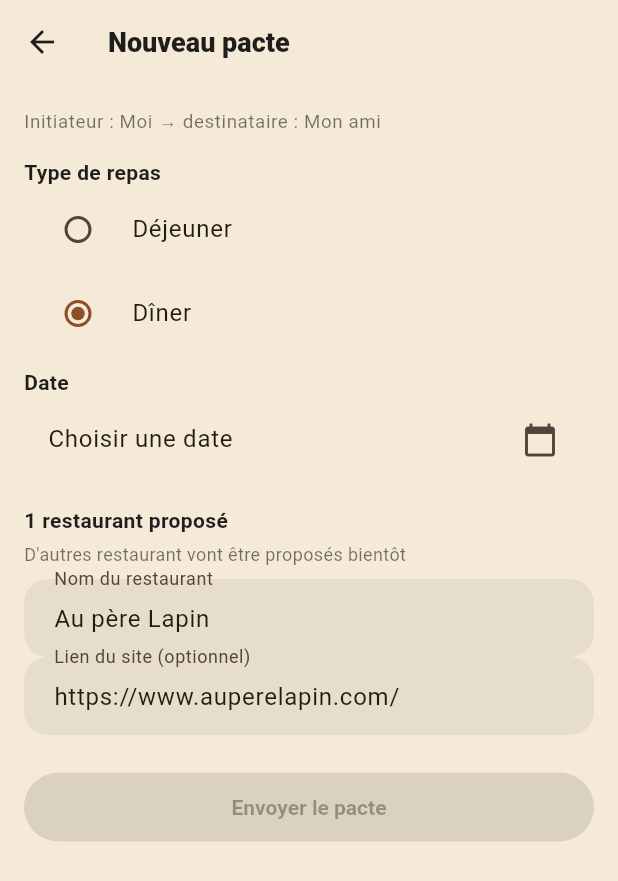
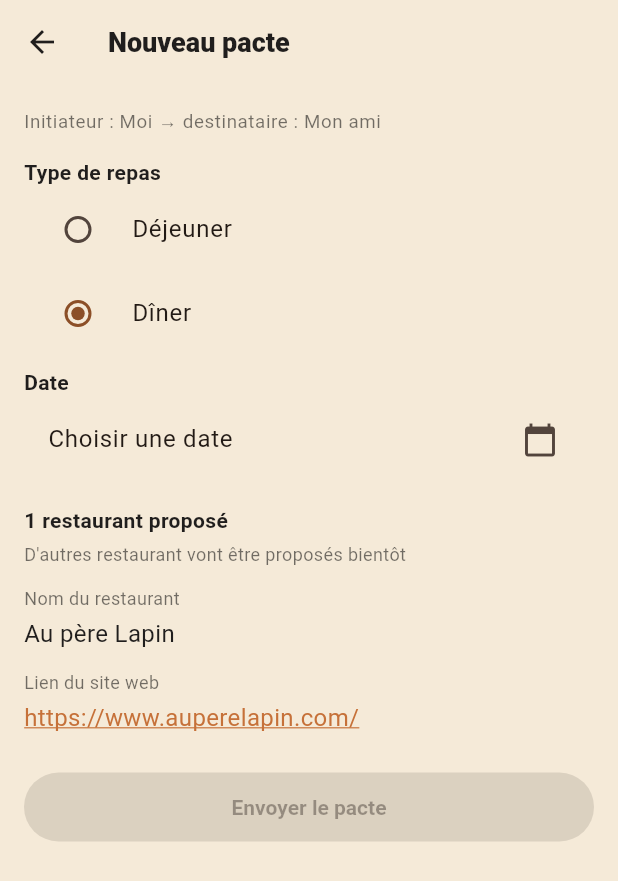
Before and after one commit to kevinarner/le_pacte, a Flutter app: the screen it shows after launch, after a tap on "Se connecter", after a tap on "Nouveau pacte", on a phone screen of 412 x 824 dp. Shown: the top 881 px of the screen. Run offline on Flutter 3.47's test engine with Material 3 defaults, Android fonts, the phone set to English and light mode, and no system bars; our stand-ins replace image_picker; Roboto replaces fonts that are missing (Georgia).

Commit message:
Make the proposed restaurant read-only with a clickable website link
The restaurant name and link on "Nouveau pacte" are no longer editable
text fields — they're fixed display text, with the link opening the
site in a new tab via url_launcher.

Restrict date selection to Monday/Tuesday/Wednesday only via
selectableDayPredicate, and display the chosen date fully spelled out
in French (e.g. "lundi 12 janvier 2026").

Co-Authored-By: Claude Sonnet 5 <noreply@anthropic.com>
Claude-Session: https://claude.ai/code/session_016L6SUTJygDZPTq4He5HGk8

```diff
--- a/lib/screens/creer_pacte/creer_pacte_screen.dart
+++ b/lib/screens/creer_pacte/creer_pacte_screen.dart
@@ -1,10 +1,52 @@
 import 'package:flutter/material.dart';
+import 'package:url_launcher/url_launcher.dart';
 
 import '../../models/cote_pacte.dart';
 import '../../models/pacte.dart';
 import '../../models/restaurant.dart';
 import '../../models/type_repas.dart';
 import '../../services/app_store.dart';
+import '../../theme/app_theme.dart';
+
+const _nomRestaurant = 'Au père Lapin';
+const _lienRestaurant = 'https://www.auperelapin.com/';
+
+const _joursSemaine = [
+  'lundi',
+  'mardi',
+  'mercredi',
+  'jeudi',
+  'vendredi',
+  'samedi',
+  'dimanche',
+];
+const _moisAnnee = [
+  'janvier',
+  'février',
+  'mars',
+  'avril',
+  'mai',
+  'juin',
+  'juillet',
+  'août',
+  'septembre',
+  'octobre',
+  'novembre',
+  'décembre',
+];
+
+String _formaterDateEnToutesLettres(DateTime d) =>
+    '${_joursSemaine[d.weekday - 1]} ${d.day} ${_moisAnnee[d.month - 1]} ${d.year}';
+
+bool _estJourAutorise(DateTime d) => d.weekday <= DateTime.wednesday;
+
+DateTime _prochainJourAutorise(DateTime d) {
+  var date = d;
+  while (!_estJourAutorise(date)) {
+    date = date.add(const Duration(days: 1));
+  }
+  return date;
+}
 
 class CreerPacteScreen extends StatefulWidget {
   final bool perspectiveMoi;
@@ -17,10 +59,6 @@ class CreerPacteScreen extends StatefulWidget {
 class _CreerPacteScreenState extends State<CreerPacteScreen> {
   TypeRepas type = TypeRepas.diner;
   DateTime? dateChoisie;
-  final List<TextEditingController> nomsRestaurants =
-      [TextEditingController(text: 'Au père Lapin')];
-  final List<TextEditingController> liensRestaurants =
-      [TextEditingController(text: 'https://www.auperelapin.com/')];
 
   @override
   Widget build(BuildContext context) {
@@ -53,15 +91,16 @@ class _CreerPacteScreenState extends State<CreerPacteScreen> {
           ListTile(
             title: Text(dateChoisie == null
                 ? 'Choisir une date'
-                : 'Date : ${dateChoisie!.day}/${dateChoisie!.month}/${dateChoisie!.year}'),
+                : 'Date : ${_formaterDateEnToutesLettres(dateChoisie!)}'),
             trailing: const Icon(Icons.calendar_today),
             onTap: () async {
               final d = await showDatePicker(
                 context: context,
-                initialDate: DateTime.now().add(const Duration(days: 60)),
+                initialDate: _prochainJourAutorise(DateTime.now().add(const Duration(days: 60))),
                 firstDate: DateTime.now(),
                 lastDate: DateTime.now().add(const Duration(days: 365)),
                 locale: const Locale('fr', 'FR'),
+                selectableDayPredicate: _estJourAutorise,
               );
               if (d != null) setState(() => dateChoisie = d);
             },
@@ -73,14 +112,23 @@ class _CreerPacteScreenState extends State<CreerPacteScreen> {
             "D'autres restaurant vont être proposés bientôt",
             style: TextStyle(fontSize: 12, color: Colors.black54),
           ),
-          const SizedBox(height: 8),
-          TextField(
-            controller: nomsRestaurants[0],
-            decoration: const InputDecoration(labelText: 'Nom du restaurant'),
-          ),
-          TextField(
-            controller: liensRestaurants[0],
-            decoration: const InputDecoration(labelText: 'Lien du site (optionnel)'),
+          const SizedBox(height: 12),
+          const Text('Nom du restaurant', style: TextStyle(fontSize: 12, color: Colors.black54)),
+          const SizedBox(height: 4),
+          const Text(_nomRestaurant, style: TextStyle(fontSize: 16)),
+          const SizedBox(height: 12),
+          const Text('Lien du site web', style: TextStyle(fontSize: 12, color: Colors.black54)),
+          const SizedBox(height: 4),
+          InkWell(
+            onTap: _ouvrirLienRestaurant,
+            child: const Text(
+              _lienRestaurant,
+              style: TextStyle(
+                fontSize: 16,
+                color: AppColors.terracotta,
+                decoration: TextDecoration.underline,
+              ),
+            ),
           ),
           const SizedBox(height: 24),
           FilledButton(
@@ -92,19 +140,17 @@ class _CreerPacteScreenState extends State<CreerPacteScreen> {
     );
   }
 
-  bool _peutValider() {
-    if (dateChoisie == null) return false;
-    return nomsRestaurants.every((c) => c.text.trim().isNotEmpty);
+  bool _peutValider() => dateChoisie != null;
+
+  Future<void> _ouvrirLienRestaurant() async {
+    await launchUrl(Uri.parse(_lienRestaurant), webOnlyWindowName: '_blank');
   }
 
   void _creerPacte() {
     final date = dateChoisie;
 
     final restaurants = [
-      Restaurant(
-        nom: nomsRestaurants[0].text.trim(),
-        lien: liensRestaurants[0].text.trim(),
-      ),
+      Restaurant(nom: _nomRestaurant, lien: _lienRestaurant),
     ];
 
     final utilisateurMoi = AppStore.utilisateurCourant(widget.perspectiveMoi);
--- a/pubspec.yaml
+++ b/pubspec.yaml
@@ -39,6 +39,9 @@ dependencies:
 
   # Sélection de photo (profil et remplaçants) depuis la galerie.
   image_picker: ^1.1.2
+
+  # Ouvrir le lien du site d'un restaurant dans le navigateur.
+  url_launcher: ^6.3.1
 
 dev_dependencies:
   flutter_test:
```
Also changed, not shown: pubspec.lock, 2 other files.
